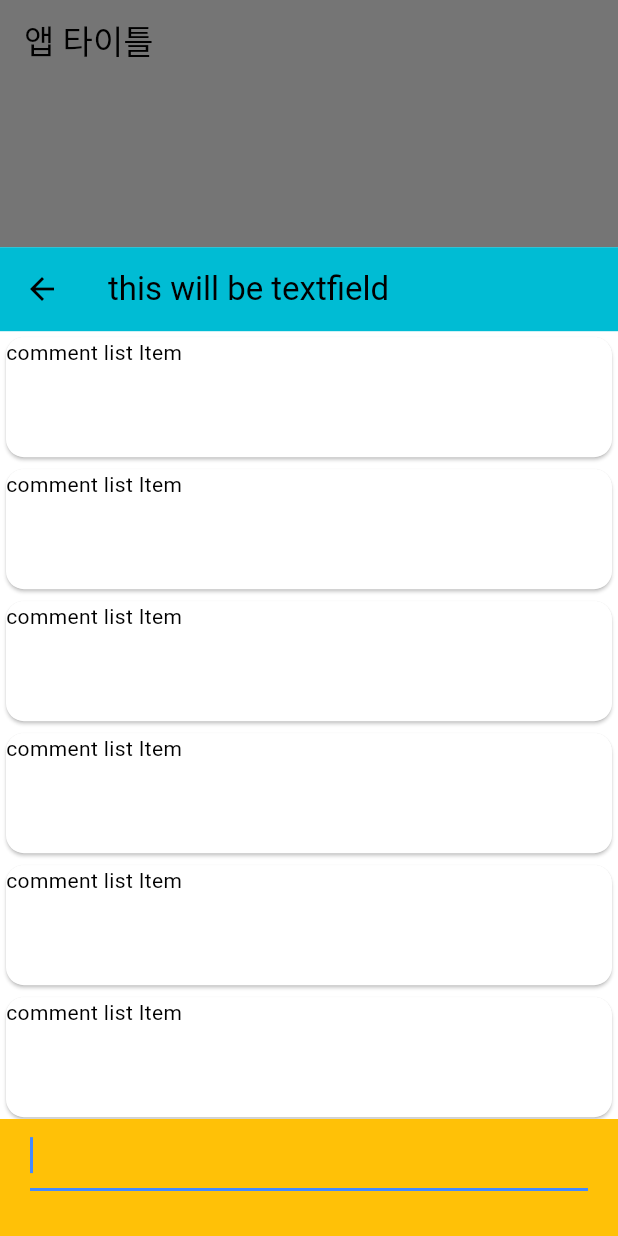
After one commit to 0x6Ain/lose_It_up_app, a Flutter app: the screen it shows after launch, after a tap on "Graph will be here", on a phone screen of 412 x 824 dp. The commit adds this screen. Run offline on Flutter 3.47's test engine with Material 3 defaults, Android fonts, the phone set to English and light mode, and no system bars; our stand-ins replace dio, flutter_dotenv, flutter_riverpod, freezed_annotation, get_it, go_router and 4 more; generated files the repository leaves out were written again.

Commit message:
feat : add DraggableScrollableSheet

```diff
--- a/lib/app.dart
+++ b/lib/app.dart
@@ -1,5 +1,7 @@
 import 'package:flutter/material.dart';
 import 'package:flutter_riverpod/flutter_riverpod.dart';
+import 'package:go_router/go_router.dart';
+import 'package:lose_it_up_app/features/comments/presentation/comments_screen.dart';
 import 'package:lose_it_up_app/routes/app_router.dart';
 import 'package:lose_it_up_app/utils/extension.dart';
 import 'package:lose_it_up_app/utils/theme_state.dart';
@@ -70,9 +72,47 @@ class _HomeScreenState extends State<HomeScreen> {
             controller: _controller,
             child: Column(
               children: [
-                const SizedBox(
-                  height: 300,
-                  child: Center(child: Text('Graph will be here')),
+                InkWell(
+                  onTap: () async {
+                    await showModalBottomSheet(
+                      context: context,
+                      useRootNavigator: true,
+                      backgroundColor: Colors.red,
+                      isScrollControlled: true,
+                      useSafeArea: true,
+                      builder: (context) {
+                        return DraggableScrollableSheet(
+                          initialChildSize: 0.8,
+                          minChildSize: 0.8,
+                          maxChildSize: 1.0,
+                          expand: false,
+                          snap: true,
+                          snapAnimationDuration: const Duration(milliseconds: 300),
+                          shouldCloseOnMinExtent: false,
+                          builder: (_, controller) {
+                            return CommentsScreen(scrollController: controller);
+                            // return ListView.builder(
+                            //   shrinkWrap: true,
+                            //   itemCount: 15,
+                            //   controller: controller,
+                            //   itemBuilder: (context, index) {
+                            //     return const Card(
+                            //       child: SizedBox(
+                            //         height: 80,
+                            //         child: Text('comment list Item'),
+                            //       ),
+                            //     );
+                            //   },
+                            // );
+                          },
+                        );
+                      },
+                    );
+                  },
+                  child: const SizedBox(
+                    height: 300,
+                    child: Center(child: Text('Graph will be here')),
+                  ),
                 ),
                 Container(
                   color: Colors.amberAccent,
--- /dev/null
+++ b/lib/features/comments/presentation/comments_screen.dart
@@ -0,0 +1,59 @@
+import 'package:flutter/material.dart';
+
+class CommentsScreen extends StatefulWidget {
+  const CommentsScreen({super.key, required this.scrollController});
+  final ScrollController scrollController;
+
+  @override
+  State<CommentsScreen> createState() => _CommentsScreenState();
+}
+
+class _CommentsScreenState extends State<CommentsScreen> {
+  late final ScrollController _commentScrollController = ScrollController();
+  late final TextEditingController _textEditingController = TextEditingController();
+  late final FocusNode _focusNode = FocusNode();
+
+  @override
+  void dispose() {
+    _focusNode.dispose();
+    _commentScrollController.dispose();
+    _textEditingController.dispose();
+    super.dispose();
+  }
+
+  @override
+  Widget build(BuildContext context) {
+    return Scaffold(
+      appBar: AppBar(
+        title: const Text('this will be textfield'),
+        backgroundColor: Colors.cyan,
+      ),
+      body: SingleChildScrollView(
+        controller: widget.scrollController,
+        child: ListView.builder(
+          shrinkWrap: true,
+          itemCount: 15,
+          controller: _commentScrollController,
+          itemBuilder: (context, index) {
+            return const Card(
+              child: SizedBox(
+                height: 80,
+                child: Text('comment list Item'),
+              ),
+            );
+          },
+        ),
+      ),
+      bottomSheet: Container(
+        color: Colors.amber,
+        padding: const EdgeInsets.only(left: 20, right: 20, bottom: 30),
+        child: TextField(
+          focusNode: _focusNode,
+          autofocus: true,
+          controller: _textEditingController,
+          onTapOutside: (_) => _focusNode.unfocus(),
+        ),
+      ),
+    );
+  }
+}
--- a/lib/routes/app_router.dart
+++ b/lib/routes/app_router.dart
@@ -6,6 +6,7 @@ import 'package:lose_it_up_app/features/authentication/data/fake_auth_repository
 
 import 'package:lose_it_up_app/features/authentication/presentation/user/user_screen.dart';
 import 'package:lose_it_up_app/features/authentication/presentation/sign_in/sign_in_screen.dart';
+import 'package:lose_it_up_app/features/comments/presentation/comments_screen.dart';
 import 'package:lose_it_up_app/features/settings/account/presentatation/account_screen.dart';
 import 'package:lose_it_up_app/features/meals/presentation/meal_list_screen.dart';
 import 'package:lose_it_up_app/routes/go_router_refresh_stream.dart';
@@ -21,6 +22,7 @@ enum AppRoute {
   signIn,
   setting,
   meal,
+  comments,
 }
 
 // private navigators
@@ -64,12 +66,18 @@ GoRouter goRouter(GoRouterRef ref) {
             routes: [
               // top route inside branch
               GoRoute(
-                path: '/',
-                name: AppRoute.home.name,
-                pageBuilder: (context, state) => const NoTransitionPage(
-                  child: HomeScreen(),
-                ),
-              ),
+                  path: '/',
+                  name: AppRoute.home.name,
+                  pageBuilder: (context, state) => const NoTransitionPage(
+                        child: HomeScreen(),
+                      ),
+                  routes: [
+                    // GoRoute(
+                    //   path: 'comments',
+                    //   name: AppRoute.comments.name,
+                    //   builder: (context, state) => const CommentsScreen(),
+                    // ),
+                  ]),
             ],
           ),
           // second branch (B)
```
